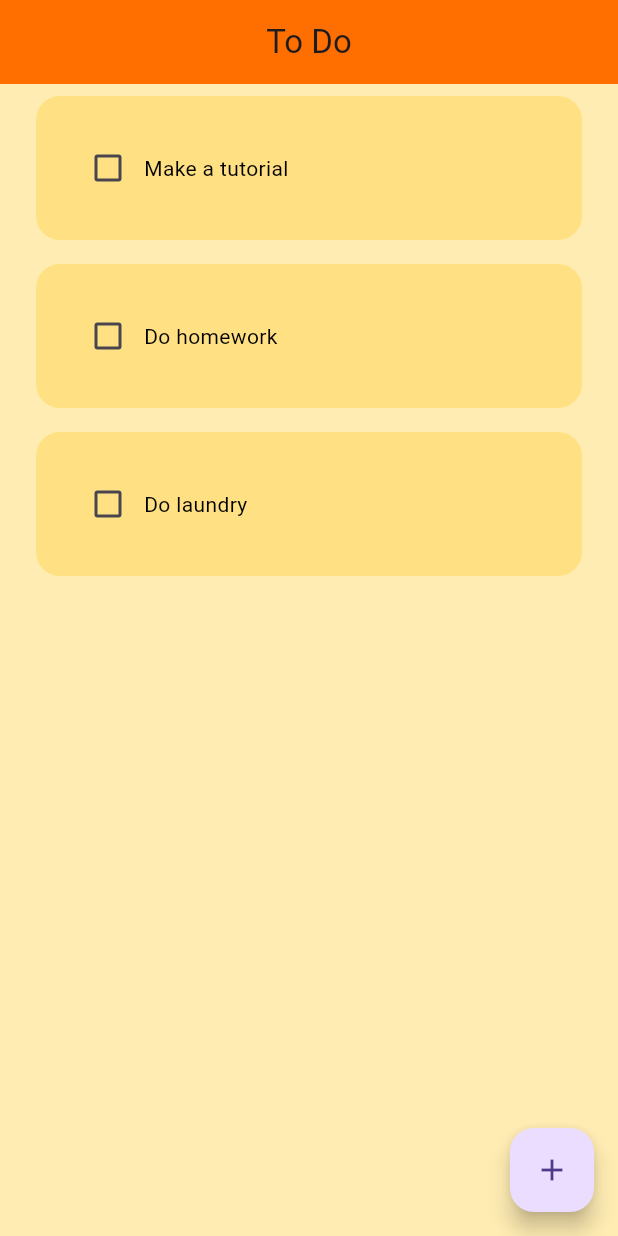
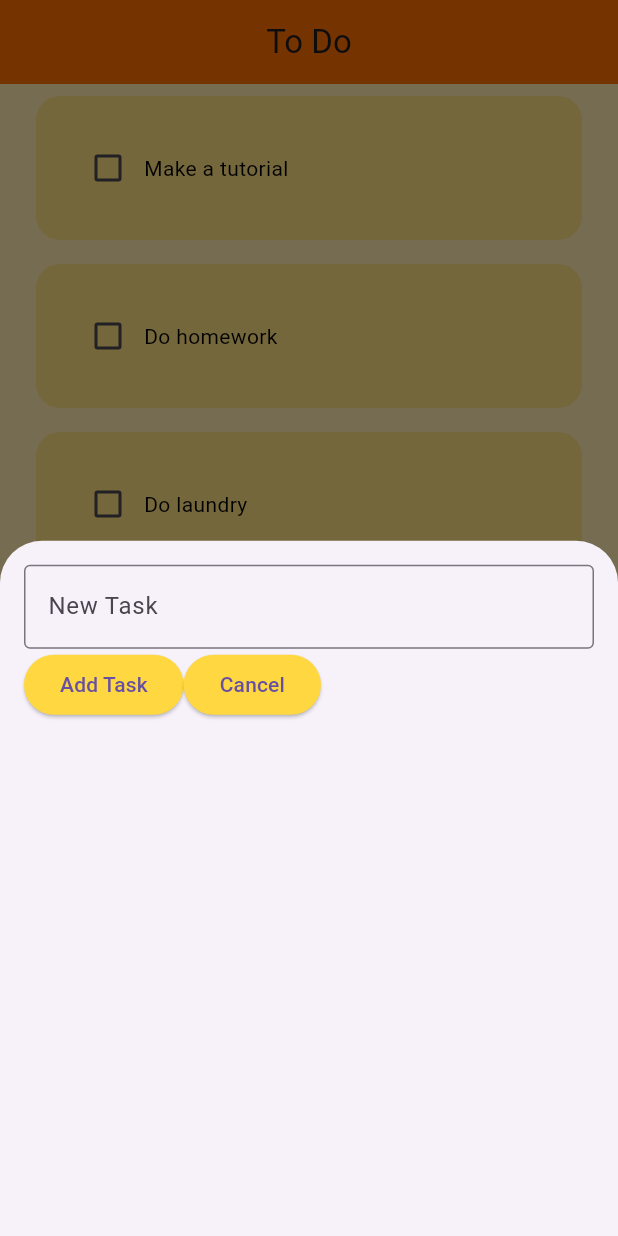
Before and after one commit to mukt-SPEC/hive_learn, a Flutter app: the screen it shows after launch, after a tap on the "add" icon, on a phone screen of 412 x 824 dp. Run offline on Flutter 3.47's test engine with Material 3 defaults, Android fonts, the phone set to English and light mode, and no system bars; drawn by our look-alikes of flutter_slidable; our stand-ins replace hive, hive_flutter; accounts and stored records are empty.

Commit message:
added hive db

```diff
--- /dev/null
+++ b/lib/data/db.dart
@@ -0,0 +1,25 @@
+import 'package:hive/hive.dart';
+
+class ToDoDb{
+  List todoList =[];
+
+  final _myBox = Hive.box('mybox');
+
+
+  void createInitialData(){
+    todoList = [
+      ['Make a tutorial', false],
+      ['Do homework', false],
+      ['Do laundry', false],
+    ];
+  }
+
+  void loadData(){
+    todoList = _myBox.get('TODOLIST');
+  }
+
+  void updateDataBase(){
+    _myBox.put('TODOLIST', todoList);
+  }
+
+}
--- a/lib/pages/home.dart
+++ b/lib/pages/home.dart
@@ -1,5 +1,6 @@
 import 'package:flutter/material.dart';
 import 'package:hive/hive.dart';
+import 'package:hive_learn/data/db.dart';
 import 'package:hive_learn/utilities/dialog_box.dart';
 import 'package:hive_learn/utilities/todo_tile.dart';
 
@@ -11,24 +12,40 @@ class HomePage extends StatefulWidget {
 }
 
 class _HomePageState extends State<HomePage> {
+  ToDoDb db = ToDoDb();
+  final myBox = Hive.box('myBox');
   final _controller = TextEditingController();
-  List todoList = [
-    ['Make a tutorial', false],
-    ['Do homework', false],
-    ['Do laundry', false],
-  ];
+  @override
+  void initState() {
+    if (myBox.get('TODOLIST') == null) {
+      db.createInitialData();
+    } else {
+      db.loadData();
+    }
+    super.initState();
+  }
 
   void checkBoxChanged(bool? value, int index) {
     setState(() {
-      todoList[index][1] = !todoList[index][1];
+      db.todoList[index][1] = !db.todoList[index][1];
     });
+    db.updateDataBase();
+  }
+
+  void saveNewTask() {
+    setState(() {
+      db.todoList.add([_controller.text, false]);
+      _controller.clear();
+      Navigator.of(context).pop;
+    });
+    db.updateDataBase();
   }
 
   void createNewtask() {
     showModalBottomSheet(
       context: context,
       builder: (context) {
-        return DialogBox(controller: _controller);
+        return DialogBox(controller: _controller, onsave: saveNewTask);
       },
     );
   }
@@ -44,18 +61,25 @@ class _HomePageState extends State<HomePage> {
         backgroundColor: Colors.amber[900],
       ),
       floatingActionButton: FloatingActionButton(
-        onPressed: () {},
+        onPressed: createNewtask,
+        backgroundColor: Colors.amber[700],
 
         child: const Icon(Icons.add),
       ),
       body: ListView.builder(
-        itemCount: todoList.length,
+        itemCount: db.todoList.length,
         itemBuilder:
             (context, index) => TodoTile(
-              taskname: todoList[index][0],
-              taskCompleted: todoList[index][1],
+              taskname: db.todoList[index][0],
+              taskCompleted: db.todoList[index][1],
               onChanged: (value) {
                 checkBoxChanged(value, index);
+              },
+              deleteFunction: (context) {
+                setState(() {
+                  db.todoList.removeAt(index);
+                });
+                db.updateDataBase();
               },
             ),
       ),
--- /dev/null
+++ b/lib/utilities/button.dart
@@ -0,0 +1,21 @@
+import 'package:flutter/material.dart';
+
+class Appbutton extends StatelessWidget {
+  final String buttonText;
+  final VoidCallback onPressed;
+
+  const Appbutton({
+    super.key,
+    required this.buttonText,
+    required this.onPressed,
+  });
+
+  @override
+  Widget build(BuildContext context) {
+    return ElevatedButton(
+      onPressed: onPressed,
+      style: ElevatedButton.styleFrom(backgroundColor: Colors.amberAccent),
+      child: Text(buttonText),
+    );
+  }
+}
--- a/lib/utilities/dialog_box.dart
+++ b/lib/utilities/dialog_box.dart
@@ -1,8 +1,10 @@
 import 'package:flutter/material.dart';
+import 'package:hive_learn/utilities/button.dart';
 
-class  DialogBox extends StatelessWidget {
+class DialogBox extends StatelessWidget {
   final dynamic controller;
-  const DialogBox({super.key, this.controller});
+  final VoidCallback onsave;
+  const DialogBox({super.key, this.controller, required this.onsave});
 
   @override
   Widget build(BuildContext context) {
@@ -11,6 +13,7 @@ class  DialogBox extends StatelessWidget {
       child: Column(
         children: [
           TextField(
+            controller: controller,
             decoration: const InputDecoration(
               border: OutlineInputBorder(),
               labelText: 'New Task',
@@ -19,18 +22,24 @@ class  DialogBox extends StatelessWidget {
           ),
           Row(
             children: [
-              ElevatedButton(onPressed: () {}, child: const Text('Add Task')),
-              ElevatedButton(
+              Appbutton(
+                buttonText: 'Add Task',
                 onPressed: () {
-                  Navigator.pop(context);
+                  onsave();
+                  Navigator.of(context).pop();
                 },
-                child: const Text('Cancel'),
+              ),
+
+              Appbutton(
+                buttonText: 'Cancel',
+                onPressed: () {
+                  Navigator.of(context).pop();
+                },
               ),
             ],
           ),
         ],
       ),
     );
-
   }
 }
--- a/lib/utilities/todo_tile.dart
+++ b/lib/utilities/todo_tile.dart
@@ -1,21 +1,39 @@
 import 'package:flutter/material.dart';
+import 'package:flutter_slidable/flutter_slidable.dart';
 
 class TodoTile extends StatelessWidget {
   final String? taskname;
   final bool? taskCompleted;
   final Function(bool?)? onChanged;
+  final Function(BuildContext)? deleteFunction;
 
   const TodoTile({
     super.key,
+
     required this.taskname,
     required this.taskCompleted,
     required this.onChanged,
+    required this.deleteFunction,
   });
 
   @override
   Widget build(BuildContext context) {
     return Padding(
       padding: const EdgeInsets.symmetric(horizontal: 24.0, vertical: 8),
+      child: Slidable(
+        endActionPane: ActionPane(
+          motion: StretchMotion(),
+          children: [
+            SlidableAction(
+              onPressed: (context) => deleteFunction!(context),
+              backgroundColor: Colors.red,
+              foregroundColor: Colors.white,
+              icon: Icons.delete,
+              label: 'Delete',
+              borderRadius: BorderRadius.circular(16),
+            ),
+          ],
+        ),
         child: Container(
           padding: const EdgeInsets.all(24),
           decoration: BoxDecoration(
@@ -29,11 +47,16 @@ class TodoTile extends StatelessWidget {
                 onChanged: onChanged,
                 activeColor: Colors.amber[700],
               ),
-            Text(taskname!, style: TextStyle(
-              decoration: taskCompleted! ? TextDecoration.lineThrough : null,
+              Text(
+                taskname!,
+                style: TextStyle(
+                  decoration:
+                      taskCompleted! ? TextDecoration.lineThrough : null,
                   color: taskCompleted! ? Colors.grey : Colors.black,
-            ),),
+                ),
+              ),
             ],
+          ),
         ),
       ),
     );
--- a/pubspec.yaml
+++ b/pubspec.yaml
@@ -31,6 +31,7 @@ dependencies:
   cupertino_icons: ^1.0.8
   flutter:
     sdk: flutter
+  flutter_slidable: ^4.0.0
   hive: ^2.2.3
   hive_flutter: ^1.1.0
 
@@ -38,6 +39,8 @@ dev_dependencies:
   flutter_lints: ^5.0.0
   flutter_test:
     sdk: flutter
+  build_runner: ^2.4.15
+  hive_generator: ^2.0.0
 
 # For information on the generic Dart part of this file, see the
 # following page: https://dart.dev/tools/pub/pubspec
```
Also changed, not shown: pubspec.lock, 1 other file. Lines whose indentation alone changed are shown as unchanged.
